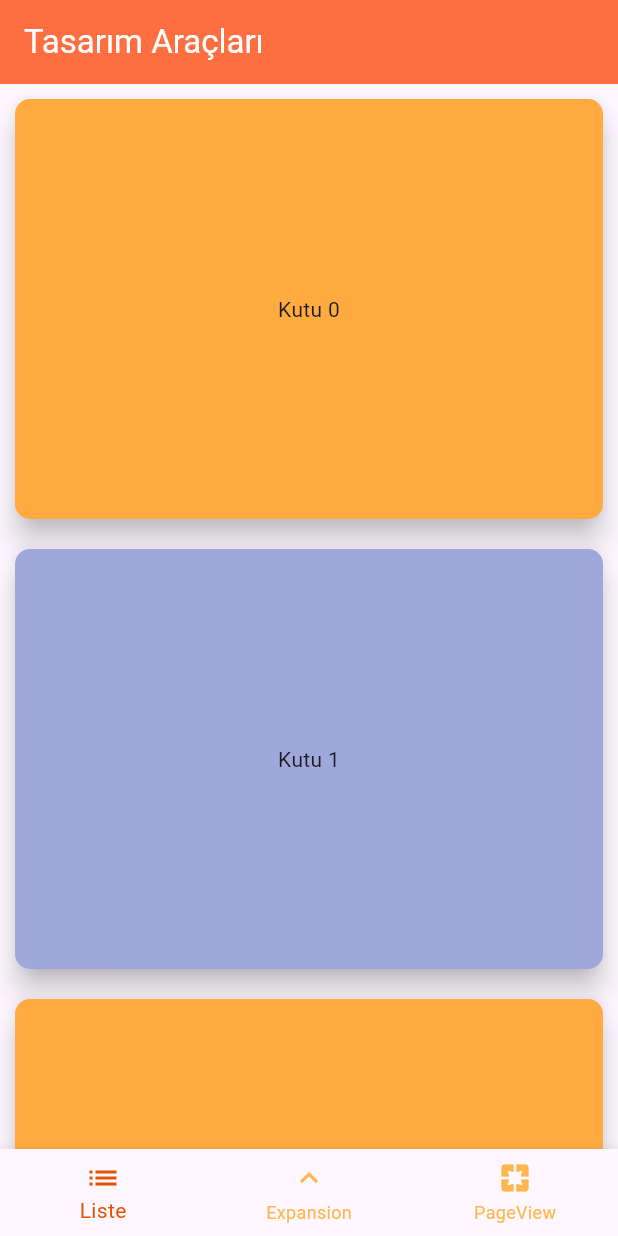
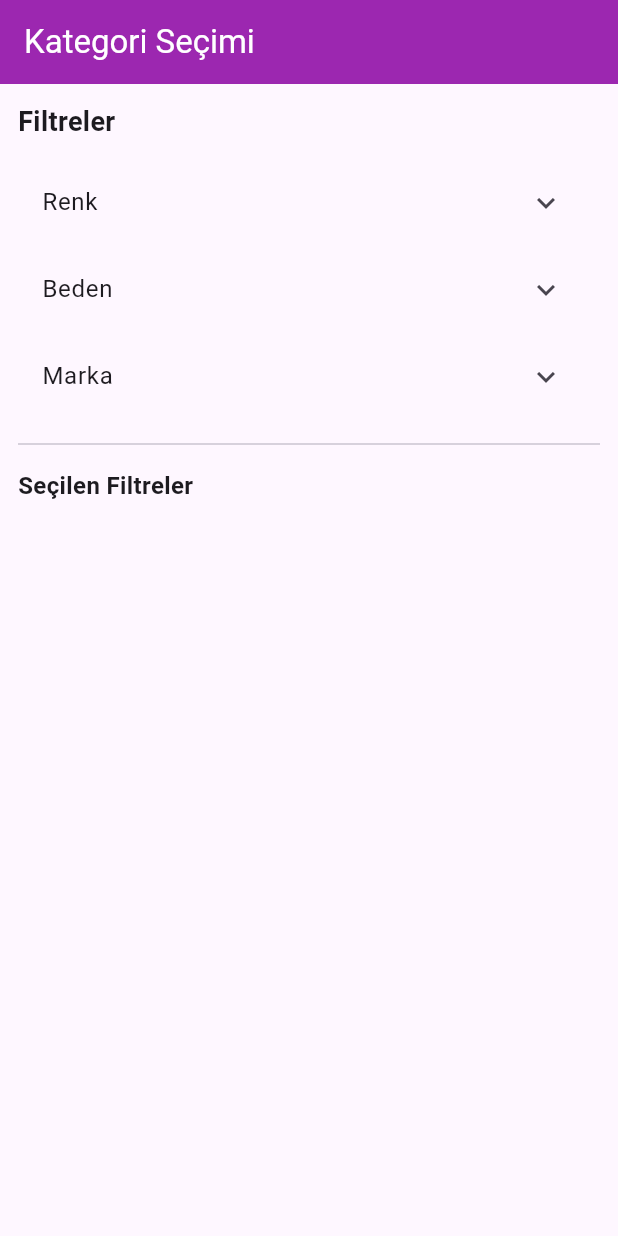
Before and after one commit to ayda-1/tasarim_ara-lari_app6, a Flutter app: the screen it shows after launch, on a phone screen of 412 x 824 dp. Run offline on Flutter 3.47's test engine with Material 3 defaults, Android fonts, the phone set to English and light mode, and no system bars.

Commit message:
filtermenu, imageand tabbar, nestedtabbar, simpleimage slider sayfaları eklenip düzenlendi

```diff
--- a/lib/main.dart
+++ b/lib/main.dart
@@ -1,7 +1,11 @@
 import 'package:app6/widgets/expansion_tile_page.dart';
+import 'package:app6/widgets/filter_menu_with_chips.dart';
+import 'package:app6/widgets/image_and_tabbar_page.dart';
 import 'package:app6/widgets/liste_ornek.dart';
+import 'package:app6/widgets/nested_tabbar_ornek.dart';
 import 'package:app6/widgets/page_view_page.dart';
 import 'package:app6/widgets/settings_expansion_menu.dart';
+import 'package:app6/widgets/simple_image_slider.dart';
 import 'package:flutter/material.dart';
 
 void main() {
@@ -13,7 +17,10 @@ class MyApp extends StatelessWidget {
 
   @override
   Widget build(BuildContext context) {
-    return MaterialApp(debugShowCheckedModeBanner: false, home: MyProject());
+    return MaterialApp(
+      debugShowCheckedModeBanner: false,
+      home: FilterMenuWithChips(),
+    );
   }
 }
 
@@ -40,7 +47,8 @@ class _MyProjectState extends State<MyProject> {
       ListeOrnek(listKey: keyList),
       //ExpansionTilePage(expansionKey: keyExpansion),
       SettingsExpansionMenu(),
-      PageViewPage(),
+      //PageViewPage(),
+      SimpleImageSlider(),
     ];
   }
 
--- /dev/null
+++ b/lib/widgets/filter_menu_with_chips.dart
@@ -0,0 +1,83 @@
+import 'package:flutter/material.dart';
+
+class FilterMenuWithChips extends StatefulWidget {
+  const FilterMenuWithChips({super.key});
+
+  @override
+  State<FilterMenuWithChips> createState() => _FilterMenuWithChipsState();
+}
+
+class _FilterMenuWithChipsState extends State<FilterMenuWithChips> {
+  final Map<String, List<String>> filters = {
+    "Renk": ["Kırmızı", "Mavi", "Yeşil"],
+    "Beden": ["S", "M", "L"],
+    "Marka": ["Nike", "Adidas", "Puma"],
+  };
+  final Set<String> selectedFilters =
+      {}; //set olmasının sebebi 1 kez seçtiyse bida yapamıcak olması
+
+  @override
+  Widget build(BuildContext context) {
+    return Scaffold(
+      appBar: AppBar(
+        title: Text("Kategori Seçimi"),
+        backgroundColor: Colors.purple,
+        foregroundColor: Colors.white,
+      ),
+      body: ListView(
+        padding: EdgeInsets.all(12), //listviewin kendi özelliği olan padding
+        children: [
+          Text(
+            "Filtreler",
+            style: TextStyle(fontSize: 18, fontWeight: FontWeight.bold),
+          ),
+          SizedBox(height: 12),
+          //ExpansionTile
+          //listeye sürekli işleme yapan;
+          ...filters.entries.map((entry) {
+            final kategori = entry.key;
+            final secenekler = entry.value;
+            return ExpansionTile(
+              title: Text(kategori),
+              children: secenekler.map((secenek) {
+                return CheckboxListTile(
+                  title: Text(secenek),
+                  value: selectedFilters.contains(secenek),
+                  onChanged: (val) {
+                    setState(() {
+                      if (val == true) {
+                        selectedFilters.add(secenek);
+                      } else {
+                        selectedFilters.remove(secenek);
+                      }
+                    });
+                  },
+                );
+              }).toList(),
+            );
+          }),
+          Divider(height: 32),
+          Text(
+            "Seçilen Filtreler",
+            style: TextStyle(fontWeight: FontWeight.bold, fontSize: 16),
+          ),
+          SizedBox(height: 8),
+          Wrap(
+            spacing: 8,
+            runSpacing: 8,
+            children: selectedFilters.map((filter) {
+              return Chip(
+                label: Text(filter),
+                onDeleted: () {
+                  setState(() {
+                    selectedFilters.remove(filter);
+                  });
+                },
+              );
+            }).toList(),
+          ),
+        ],
+      ),
+    );
+  }
+}
```
Also changed, not shown: lib/widgets/image_and_tabbar_page.dart (added, +64 -0 lines), lib/widgets/nested_tabbar_ornek.dart (added, +71 -0 lines), lib/widgets/simple_image_slider.dart (added, +67 -0 lines).
